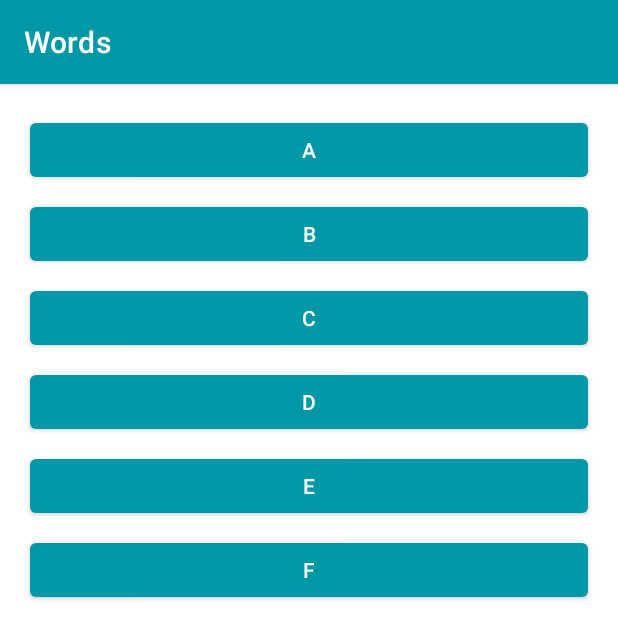
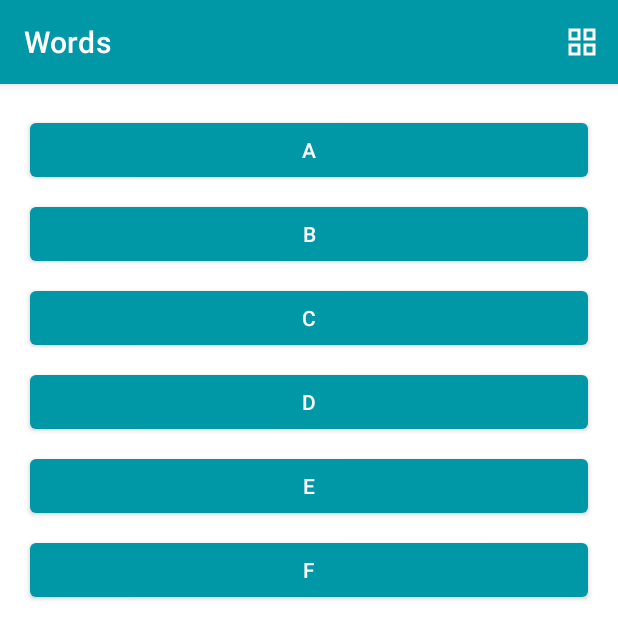
Before and after one commit to Yathaartha/DMA-Lab03, an Android app: the screen it shows after launch (MainActivity), on a phone screen of 412 x 824 dp, the top half of it. Run offline under Robolectric (Android 15) with nearby library versions, the phone set to English and light mode, and no system bars.

```diff
--- a/app/src/main/java/com/example/wordsapp/MainActivity.kt
+++ b/app/src/main/java/com/example/wordsapp/MainActivity.kt
@@ -16,7 +16,11 @@
 package com.example.wordsapp
 
 import android.os.Bundle
+import android.view.Menu
+import android.view.MenuItem
 import androidx.appcompat.app.AppCompatActivity
+import androidx.core.content.ContextCompat
+import androidx.recyclerview.widget.GridLayoutManager
 import androidx.recyclerview.widget.LinearLayoutManager
 import androidx.recyclerview.widget.RecyclerView
 import com.example.wordsapp.databinding.ActivityMainBinding
@@ -26,6 +30,7 @@ import com.example.wordsapp.databinding.ActivityMainBinding
  */
 class MainActivity : AppCompatActivity() {
     private lateinit var recyclerView: RecyclerView
+    private var isLinearLayoutManager = true
 
     override fun onCreate(savedInstanceState: Bundle?) {
         super.onCreate(savedInstanceState)
@@ -35,8 +40,62 @@ class MainActivity : AppCompatActivity() {
 
         recyclerView = binding.recyclerView
         // Sets the LinearLayoutManager of the recyclerview
-        recyclerView.layoutManager = LinearLayoutManager(this)
+        chooseLayout()
+    }
+
+    override fun onCreateOptionsMenu(menu: Menu?): Boolean {
+        menuInflater.inflate(R.menu.layout_menu, menu)
+
+        val layoutButton = menu?.findItem(R.id.action_switch_layout)
+        // Calls code to set the icon based on the LinearLayoutManager of the RecyclerView
+        setIcon(layoutButton)
+
+        return true
+    }
+
+    override fun onOptionsItemSelected(item: MenuItem): Boolean {
+        return when (item.itemId) {
+            R.id.action_switch_layout -> {
+                // Sets usLinearLayoutManager (a Boolean) to the opposite value
+                isLinearLayoutManager = !isLinearLayoutManager
+                // Sets layout and icon
+                chooseLayout()
+                setIcon(item)
+
+                return true
+            }
+            // Otherwise, do nothing and use the core event handling
+
+            // hwn clauses require that all possible paths be accounted for explicitly,
+            // for instance both the true and false cases if the value is a Boolean,
+            // or an else to catch all unhandled cases
+            else -> super.onOptionsItemSelected(item)
+        }
+    }
+
+    private fun chooseLayout() {
+        if (isLinearLayoutManager) {
+            recyclerView.layoutManager = LinearLayoutManager(this)
+        } else {
+            recyclerView.layoutManager = GridLayoutManager(this, 4)
+        }
         recyclerView.adapter = LetterAdapter()
     }
 
+    private fun setIcon(menuItem: MenuItem?) {
+        if (menuItem == null)
+            return
+
+        // Set the drawable for the menu icon based on which LayoutManager is currently in use
+
+        // An if-clause can be used on the right side of an assignment if all paths return a value.
+        // The following code is equivalent to
+        // if (isLinearLayoutManager)
+        //     menu.icon = ContextCompat.getDrawable(this, R.drawable.ic_grid_layout)
+        // else menu.icon = ContextCompat.getDrawable(this, R.drawable.ic_linear_layout)
+        menuItem.icon =
+            if (isLinearLayoutManager)
+                ContextCompat.getDrawable(this, R.drawable.ic_grid_layout)
+            else ContextCompat.getDrawable(this, R.drawable.ic_linear_layout)
+    }
 }
--- /dev/null
+++ b/app/src/main/res/drawable/ic_grid_layout.xml
@@ -0,0 +1,8 @@
+<vector android:height="24dp" android:tint="#ffffff"
+    android:viewportHeight="24" android:viewportWidth="24"
+    android:width="24dp" xmlns:android="http://schemas.android.com/apk/res/android">
+    <path
+        android:fillColor="@android:color/white"
+        android:fillType="evenOdd"
+        android:pathData="M3,3v8h8L11,3L3,3zM9,9L5,9L5,5h4v4zM3,13v8h8v-8L3,13zM9,19L5,19v-4h4v4zM13,3v8h8L21,3h-8zM19,9h-4L15,5h4v4zM13,13v8h8v-8h-8zM19,19h-4v-4h4v4z" />
+</vector>
--- /dev/null
+++ b/app/src/main/res/drawable/ic_linear_layout.xml
@@ -0,0 +1,5 @@
+<vector android:autoMirrored="true" android:height="24dp"
+    android:tint="#ffffff" android:viewportHeight="24"
+    android:viewportWidth="24" android:width="24dp" xmlns:android="http://schemas.android.com/apk/res/android">
+    <path android:fillColor="@android:color/white" android:pathData="M4,10.5c-0.83,0 -1.5,0.67 -1.5,1.5s0.67,1.5 1.5,1.5 1.5,-0.67 1.5,-1.5 -0.67,-1.5 -1.5,-1.5zM4,4.5c-0.83,0 -1.5,0.67 -1.5,1.5S3.17,7.5 4,7.5 5.5,6.83 5.5,6 4.83,4.5 4,4.5zM4,16.5c-0.83,0 -1.5,0.68 -1.5,1.5s0.68,1.5 1.5,1.5 1.5,-0.68 1.5,-1.5 -0.67,-1.5 -1.5,-1.5zM7,19h14v-2L7,17v2zM7,13h14v-2L7,11v2zM7,5v2h14L21,5L7,5z"/>
+</vector>
--- /dev/null
+++ b/app/src/main/res/menu/layout_menu.xml
@@ -0,0 +1,10 @@
+<?xml version="1.0" encoding="utf-8"?>
+<menu xmlns:android="http://schemas.android.com/apk/res/android"
+    xmlns:app="http://schemas.android.com/apk/res-auto">
+    <item
+        android:id="@+id/action_switch_layout"
+        android:title="@string/action_switch_layout"
+        android:icon="@drawable/ic_linear_layout"
+        app:showAsAction="always"
+        />
+</menu>
```
Also changed, not shown: app/src/main/java/com/example/wordsapp/DetailActivity.kt (+6 -1 lines), app/src/main/java/com/example/wordsapp/LetterAdapter.kt (+7 -0 lines), app/src/main/java/com/example/wordsapp/WordAdapter.kt (+7 -0 lines).
